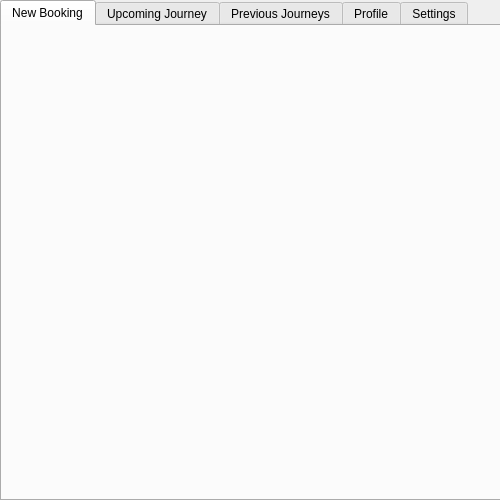
The window that UI/DriverScreen.ui (1412kauti/ProjectHurricane) describes before a commit, drawn with Qt 5.
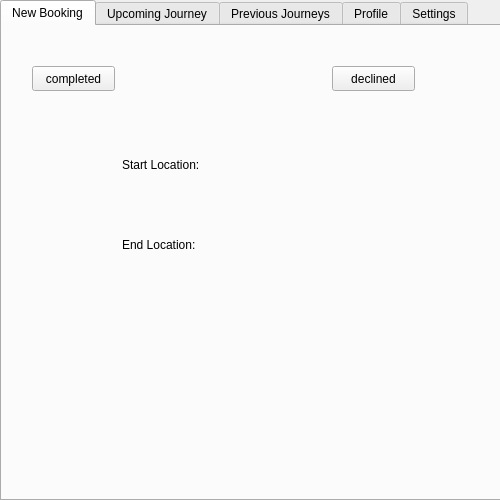
The same window after the commit. The open tabs and pages were chosen to show the change.

Diff of the .ui file:
```diff
--- a/UI/DriverScreen.ui
+++ b/UI/DriverScreen.ui
@@ -41,6 +41,84 @@
     <attribute name="title">
      <string>New Booking</string>
     </attribute>
+    <widget class="QLabel" name="label">
+     <property name="geometry">
+      <rect>
+       <x>120</x>
+       <y>130</y>
+       <width>101</width>
+       <height>17</height>
+      </rect>
+     </property>
+     <property name="text">
+      <string>Start Location:</string>
+     </property>
+    </widget>
+    <widget class="QLabel" name="label_2">
+     <property name="geometry">
+      <rect>
+       <x>120</x>
+       <y>210</y>
+       <width>91</width>
+       <height>17</height>
+      </rect>
+     </property>
+     <property name="text">
+      <string>End Location:</string>
+     </property>
+    </widget>
+    <widget class="QPushButton" name="pushButton">
+     <property name="geometry">
+      <rect>
+       <x>30</x>
+       <y>40</y>
+       <width>83</width>
+       <height>25</height>
+      </rect>
+     </property>
+     <property name="text">
+      <string>completed</string>
+     </property>
+    </widget>
+    <widget class="QPushButton" name="pushButton_2">
+     <property name="geometry">
+      <rect>
+       <x>330</x>
+       <y>40</y>
+       <width>83</width>
+       <height>25</height>
+      </rect>
+     </property>
+     <property name="text">
+      <string>declined</string>
+     </property>
+    </widget>
+    <widget class="QLabel" name="label_3">
+     <property name="geometry">
+      <rect>
+       <x>250</x>
+       <y>130</y>
+       <width>201</width>
+       <height>21</height>
+      </rect>
+     </property>
+     <property name="text">
+      <string/>
+     </property>
+    </widget>
+    <widget class="QLabel" name="label_4">
+     <property name="geometry">
+      <rect>
+       <x>240</x>
+       <y>210</y>
+       <width>221</width>
+       <height>17</height>
+      </rect>
+     </property>
+     <property name="text">
+      <string/>
+     </property>
+    </widget>
    </widget>
    <widget class="QWidget" name="tab_2">
     <attribute name="title">
```
Left out of the diff: 2 changed lines with no effect on the pictures.
